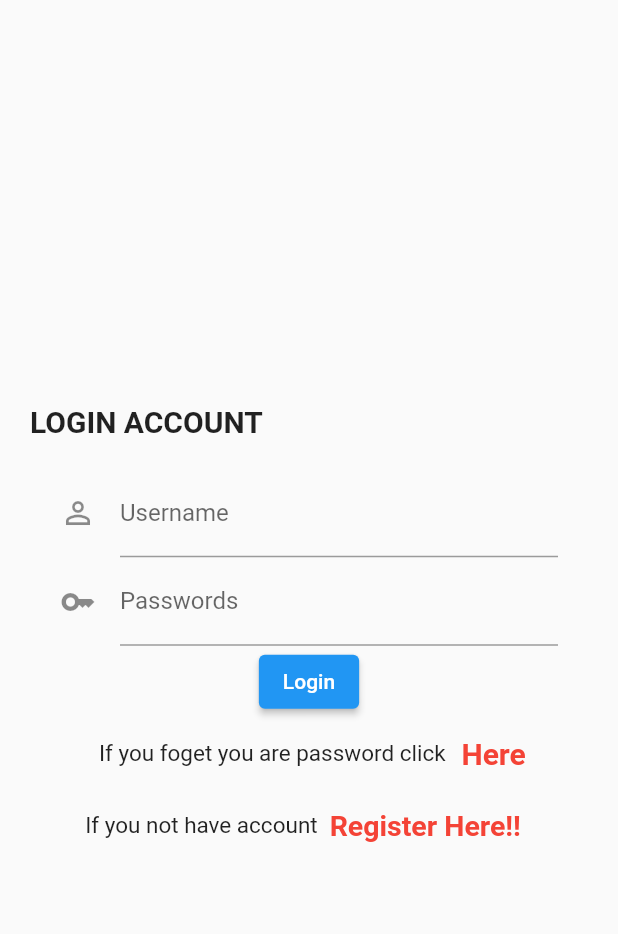
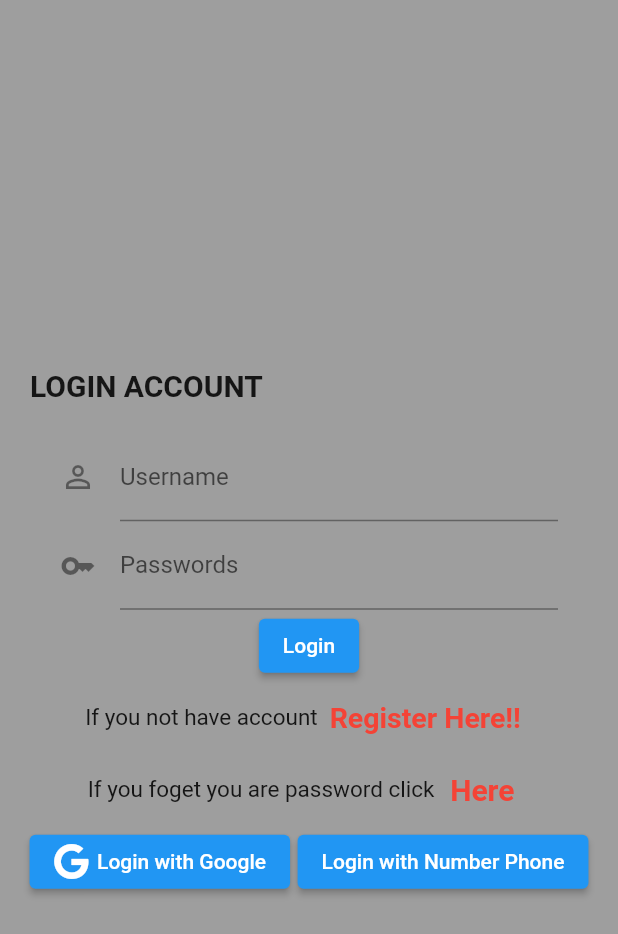
Before and after one commit to Thongek-wpm/flutter_application_login, a Flutter app: the screen it shows after launch, on a phone screen of 412 x 824 dp. Shown: the top 934 px of the screen. Run offline on Flutter 3.47's test engine with Material 2 defaults, Android fonts, the phone set to English and light mode, and no system bars; our stand-ins replace font_awesome_flutter.

Commit message:
ีupdata Homeui

```diff
--- a/lib/main.dart
+++ b/lib/main.dart
@@ -1,3 +1,5 @@
+import 'dart:convert';
+
 import 'package:flutter/material.dart';
 import 'package:flutter_application_foods/screens/login_ui.dart';
 
--- a/lib/screens/login_ui.dart
+++ b/lib/screens/login_ui.dart
@@ -1,5 +1,6 @@
 // ignore_for_file: prefer_const_constructors, duplicate_ignore, unused_import
 import 'package:flutter/material.dart';
+import 'package:font_awesome_flutter/font_awesome_flutter.dart';
 
 class LoginUi extends StatefulWidget {
   const LoginUi({super.key});
@@ -70,28 +71,6 @@ class _LoginUiState extends State<LoginUi> {
           Row(
             mainAxisAlignment: MainAxisAlignment.center,
             children: [
-              SizedBox(width: 15),
-              Text(
-                "If you foget you are password click",
-                style: TextStyle(
-                  fontSize: 15,
-                ),
-              ),
-              TextButton(
-                onPressed: () {},
-                child: Text(
-                  "Here",
-                  style: TextStyle(
-                      color: Colors.red,
-                      fontSize: 20,
-                      fontWeight: FontWeight.bold),
-                ),
-              ),
-            ],
-          ),
-          Row(
-            mainAxisAlignment: MainAxisAlignment.center,
-            children: [
               Text(
                 "If you not have account",
                 style: TextStyle(
@@ -110,8 +89,60 @@ class _LoginUiState extends State<LoginUi> {
               ),
             ],
           ),
+          Row(
+            mainAxisAlignment: MainAxisAlignment.center,
+            children: [
+              Text(
+                "If you foget you are password click",
+                style: TextStyle(
+                  fontSize: 15,
+                ),
+              ),
+              TextButton(
+                onPressed: () {},
+                child: Text(
+                  "Here",
+                  style: TextStyle(
+                    color: Colors.red,
+                    fontSize: 20,
+                    fontWeight: FontWeight.bold,
+                  ),
+                ),
+              ),
+            ],
+          ),
+          Row(
+            crossAxisAlignment: CrossAxisAlignment.center,
+            mainAxisAlignment: MainAxisAlignment.center,
+            children: [
+              ElevatedButton(
+                onPressed: () {},
+                child: Row(
+                  children: const [
+                    Icon(FontAwesomeIcons.google),
+                    SizedBox(
+                      width: 5,
+                    ),
+                    Text("Login with Google"),
+                  ],
+                ),
+              ),
+              SizedBox(
+                width: 5,
+              ),
+              ElevatedButton(
+                onPressed: () {},
+                child: Row(
+                  children: const [
+                    Text("Login with Number Phone"),
+                  ],
+                ),
+              ),
+            ],
+          ),
         ],
       ),
+      backgroundColor: Colors.grey,
     );
   }
 }
--- a/pubspec.yaml
+++ b/pubspec.yaml
@@ -36,6 +36,7 @@ dependencies:
   # The following adds the Cupertino Icons font to your application.
   # Use with the CupertinoIcons class for iOS style icons.
   cupertino_icons: ^1.0.2
+  font_awesome_flutter: ^10.2.1
 
 dev_dependencies:
   flutter_test:
```
Also changed, not shown: pubspec.lock.
